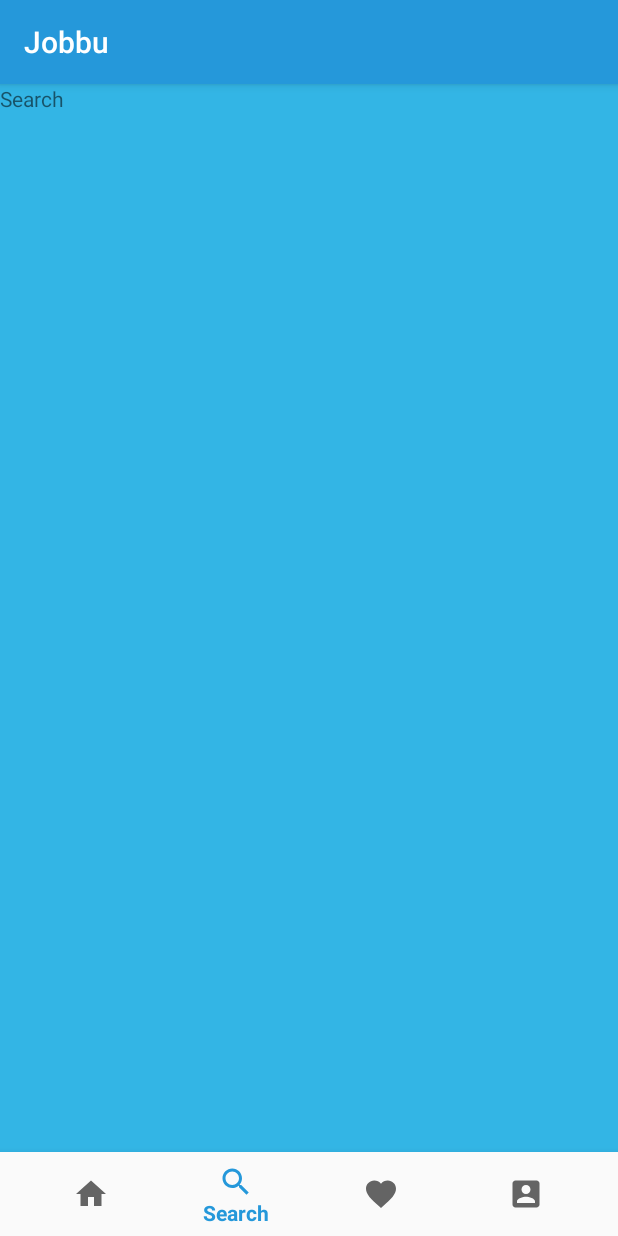
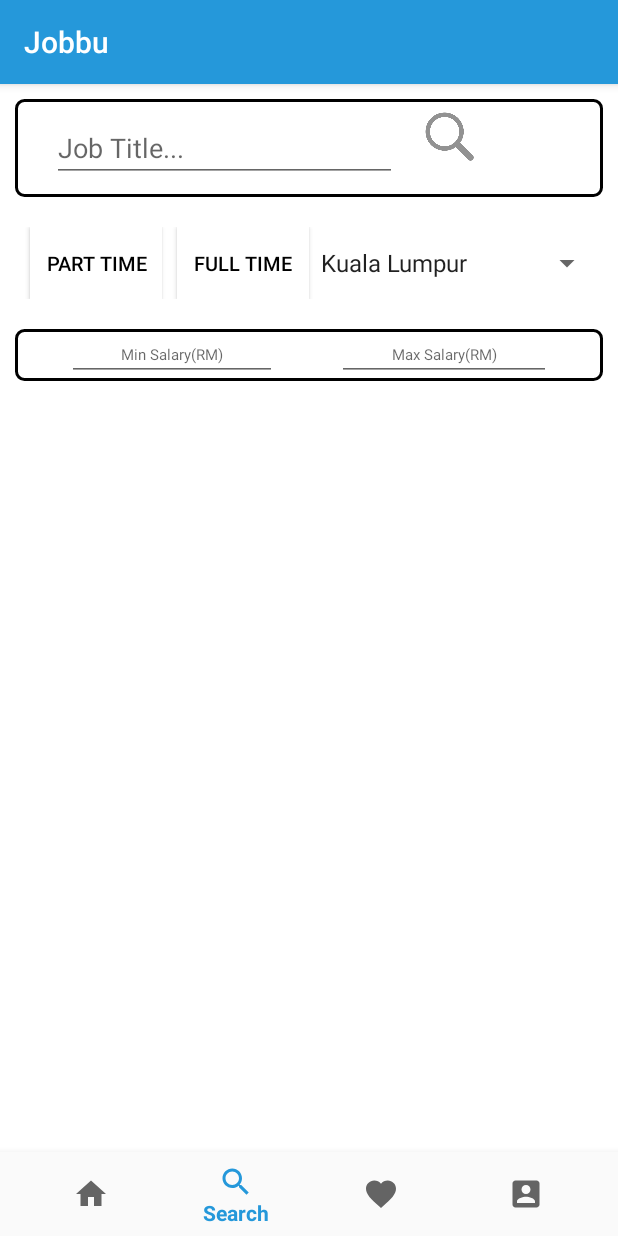
Before and after one commit to wongcf98/Jobbu, an Android app: the screen it shows after launch once a user with an empty profile is signed in (MainActivity), item 2 of the bottom bar chosen, on a phone screen of 412 x 824 dp. Run offline under Robolectric (Android 15) with nearby library versions, the phone set to English and light mode, and no system bars; our stand-ins replace CircleImageView, Firebase (no records; nobody signed in at launch, a user with empty details on screens opened directly).

Commit message:
Search Done

```diff
--- a/app/src/main/java/com/example/scollex/jobbu/SearchFragment.java
+++ b/app/src/main/java/com/example/scollex/jobbu/SearchFragment.java
@@ -1,5 +1,6 @@
 package com.example.scollex.jobbu;
 
+import android.graphics.Color;
 import android.os.Bundle;
 import android.support.annotation.NonNull;
 import android.support.annotation.Nullable;
@@ -7,12 +8,73 @@ import android.support.v4.app.Fragment;
 import android.view.LayoutInflater;
 import android.view.View;
 import android.view.ViewGroup;
+import android.widget.ArrayAdapter;
+import android.widget.Spinner;
+import android.widget.ToggleButton;
 
 public class SearchFragment extends Fragment {
 
     @Nullable
     @Override
     public View onCreateView(@NonNull LayoutInflater inflater, @Nullable ViewGroup container, @Nullable Bundle savedInstanceState) {
-        return inflater.inflate(R.layout.fragment_search, container, false);
+            View v = inflater.inflate(R.layout.fragment_search, container, false);
+
+            String [] values =
+                    {"Kuala Lumpur","Penang","Selangor","Johor","Malacca","Perak","Kelantan","Kedah",
+                        "Pahang","Terengganu","Negeri Sembilan","Perlis","Sabah","Sarawak"
+                    };
+            Spinner spinner = (Spinner) v.findViewById(R.id.state);
+            ArrayAdapter<String> adapter = new ArrayAdapter<String>(this.getActivity(), android.R.layout.simple_spinner_item, values);
+            adapter.setDropDownViewResource(android.R.layout.simple_dropdown_item_1line);
+            spinner.setAdapter(adapter);
+
+        final ToggleButton part = (ToggleButton)v.findViewById(R.id.parttimebtn);
+        part.setOnClickListener(new View.OnClickListener() {
+            @Override
+            public void onClick(View v) {
+                if(part.isChecked())
+                {
+                    part.setBackgroundColor(Color.BLACK);
+                    part.setTextColor(Color.WHITE);
+                }
+                else
+                {
+                    part.setBackgroundColor(Color.WHITE);
+                    part.setTextColor(Color.BLACK);
+                }
+            }
+        });
+
+        final ToggleButton full = (ToggleButton)v.findViewById(R.id.fulltimebtn);
+        full.setOnClickListener(new View.OnClickListener() {
+            @Override
+            public void onClick(View v) {
+                if(full.isChecked())
+                {
+                    full.setBackgroundColor(Color.BLACK);
+                    full.setTextColor(Color.WHITE);
+                }
+                else
+                {
+                    full.setBackgroundColor(Color.WHITE);
+                    full.setTextColor(Color.BLACK);
+                }
+            }
+        });
+
+
+
+
+
+
+
+
+
+
+
+
+
+
+            return v;
     }
 }
--- a/app/src/main/res/layout/fragment_search.xml
+++ b/app/src/main/res/layout/fragment_search.xml
@@ -2,11 +2,112 @@
 <LinearLayout xmlns:android="http://schemas.android.com/apk/res/android"
     android:layout_width="match_parent"
     android:layout_height="match_parent"
-    android:background="@android:color/holo_blue_light">
+    xmlns:app="http://schemas.android.com/apk/res-auto"
+    xmlns:tools="http://schemas.android.com/tools"
+    android:orientation="vertical"
+    android:background="#ffffff">
+
+    <LinearLayout
+        android:layout_width="match_parent"
+        android:layout_height="wrap_content"
+        android:layout_margin="10dp"
+        android:background="@drawable/element_outline"
+        android:layout_gravity="center_horizontal"
+        >
+
+    <EditText
+        android:id="@+id/searchEditText"
+        android:layout_width="230dp"
+        android:layout_height="wrap_content"
+        android:layout_margin="10dp"
+        android:hint="Job Title..."
+        android:inputType="text" />
+
+        <ImageButton
+            android:id="@+id/searchbtn"
+            android:layout_width="48dp"
+            android:layout_height="48dp"
+            android:layout_marginRight="10dp"
+            android:background="@drawable/search"
+            />
+
+    </LinearLayout>
+
+    <LinearLayout
+        android:layout_width="match_parent"
+        android:layout_height="wrap_content"
+        android:layout_marginTop="30dp"
+        android:layout_marginBottom="30dp"
+        android:layout_margin="10dp">
 
 
-    <TextView
+
+        <ToggleButton
+            android:id="@+id/parttimebtn"
+            android:layout_width="wrap_content"
+            android:layout_height="wrap_content"
+            android:layout_marginLeft="10dp"
+            android:background="#FFFFFF"
+            android:textColor="#000000"
+            android:textOff="Part Time"
+            android:textOn="Part Time"
+            android:textSize="13sp"
+            />
+
+        <ToggleButton
+            android:id="@+id/fulltimebtn"
+            android:layout_width="wrap_content"
+            android:layout_height="wrap_content"
+            android:layout_marginLeft="10dp"
+            android:background="#FFFFFF"
+            android:textColor="#000000"
+            android:textOff="Full Time"
+            android:textOn="Full Time"
+            android:textSize="13sp"
+            />
+
+        <Spinner
+            android:id="@+id/state"
+            android:layout_width="match_parent"
+            android:layout_height="match_parent"></Spinner>
+
+    </LinearLayout>
+    <LinearLayout
+        android:layout_width="match_parent"
+    android:layout_height="wrap_content"
+        android:background="@drawable/element_outline"
+        android:layout_margin="10dp">
+
+        <EditText
+            android:id="@+id/minsal"
+            android:layout_width="wrap_content"
+            android:layout_height="match_parent"
+            android:layout_weight="1"
+            android:layout_marginLeft="20dp"
+            android:layout_marginRight="20dp"
+            android:inputType="number"
+            android:hint="Min Salary(RM)"
+            android:textSize="10dp"
+            android:textAlignment="center"
+            />
+
+        <EditText
+            android:id="@+id/maxsal"
+            android:layout_width="wrap_content"
+            android:layout_height="match_parent"
+            android:layout_weight="1"
+            android:layout_marginRight="20dp"
+            android:layout_marginLeft="20dp"
+            android:inputType="number"
+            android:hint="Max Salary(RM)"
+            android:textAlignment="center"
+            android:textSize="10dp"
+            />
+    </LinearLayout>
+    <android.support.v7.widget.RecyclerView
+        android:id="@+id/searchRecycleView"
         android:layout_width="match_parent"
         android:layout_height="wrap_content"
-        android:text="Search" />
+        android:layout_margin="10dp"
+        android:layout_marginBottom="10dp" />
 </LinearLayout>
```
Also changed, not shown: app/src/main/java/com/example/scollex/jobbu/MainActivity.java (+12 -0 lines), app/src/main/res/drawable/search.png (added).
